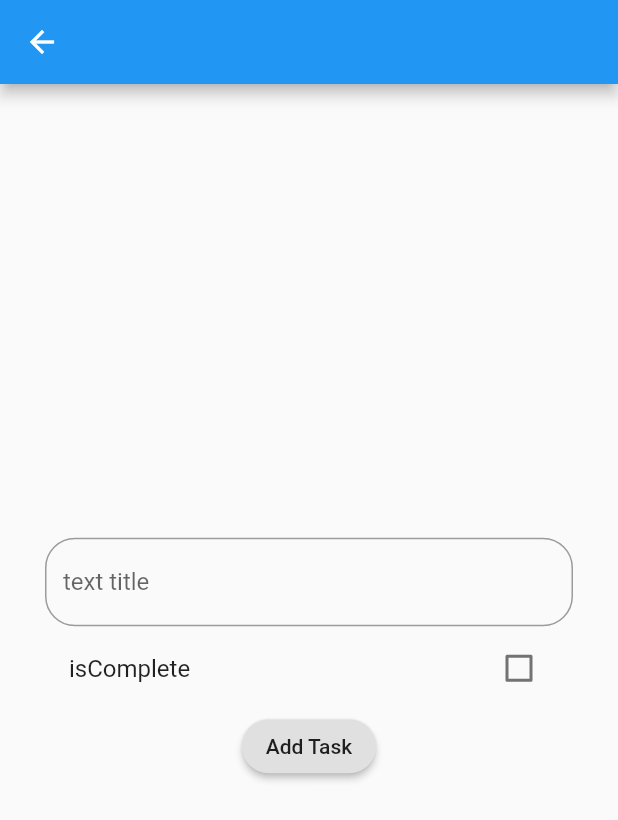
After one commit to shadysamara/bloc, a Flutter app: the TodoPage screen opened directly, tab 2 chosen, after a tap on the "add" icon, on a phone screen of 412 x 824 dp. The commit adds this screen. Shown: the top 820 px of the screen. Run offline on Flutter 3.47's test engine with Material 2 defaults, Android fonts, the phone set to English and light mode, and no system bars; our stand-ins replace bloc, flutter_bloc, sqflite; accounts and stored records are empty.

Commit message:
complete todo app

```diff
--- a/lib/bloc/bloc_class.dart
+++ b/lib/bloc/bloc_class.dart
@@ -23,7 +23,6 @@ class TaskBloc extends Bloc<BlocEvent, BlocState> {
     if (event is GetAllTasks) {
       yield TasksLoading();
 
-      ///
       List<Task> allTasks = await getAllTasks();
       if (allTasks.isEmpty) {
         yield EmptyTasks();
@@ -51,6 +50,7 @@ class TaskBloc extends Bloc<BlocEvent, BlocState> {
     } else if (event is UpdateTask) {
       yield TasksLoading();
       try {
+        event.task.isComplete = !event.task.isComplete;
         await DBHelper.dbHelper.updateTask(event.task);
         List<Task> allTasks = await DBHelper.dbHelper.getAllTasks();
         yield AllTasksLoaded(allTasks);
--- /dev/null
+++ b/lib/screens/new_task.dart
@@ -0,0 +1,75 @@
+import 'package:bloc_login/bloc/bloc_class.dart';
+import 'package:bloc_login/bloc/bloc_events.dart';
+import 'package:bloc_login/models/task_model.dart';
+import 'package:flutter/material.dart';
+import 'package:flutter_bloc/flutter_bloc.dart';
+
+class NewTask extends StatefulWidget {
+  @override
+  _NewTaskState createState() => _NewTaskState();
+}
+
+class _NewTaskState extends State<NewTask> {
+  GlobalKey<FormState> formKey = GlobalKey();
+  String taskName;
+  bool isComplete = false;
+  saveTaskName(String value) {
+    this.taskName = value;
+  }
+
+  validateNull(String value) {
+    if (value == '') {
+      return 'required field';
+    }
+  }
+
+  saveForm() {
+    if (formKey.currentState.validate()) {
+      formKey.currentState.save();
+      Task task = Task(taskName, isComplete);
+      BlocProvider.of<TaskBloc>(context).add(AddTaskEvent(task: task));
+    } else {
+      return;
+    }
+  }
+
+  @override
+  Widget build(BuildContext context) {
+    // TODO: implement build
+    return Scaffold(
+      appBar: AppBar(),
+      body: Container(
+        padding: EdgeInsets.symmetric(horizontal: 30),
+        child: Form(
+            key: formKey,
+            child: Column(
+              mainAxisAlignment: MainAxisAlignment.center,
+              children: [
+                TextFormField(
+                  onSaved: (value) => saveTaskName(value),
+                  validator: (value) => validateNull(value),
+                  decoration: InputDecoration(
+                      labelText: 'text title',
+                      border: OutlineInputBorder(
+                          borderRadius: BorderRadius.circular(20))),
+                ),
+                CheckboxListTile(
+                  title: Text('isComplete'),
+                  value: isComplete,
+                  onChanged: (value) {
+                    this.isComplete = value;
+                  },
+                ),
+                RaisedButton(
+                    shape: RoundedRectangleBorder(
+                        borderRadius: BorderRadius.circular(20)),
+                    child: Text('Add Task'),
+                    onPressed: () {
+                      saveForm();
+                    })
+              ],
+            )),
+      ),
+    );
+  }
+}
--- /dev/null
+++ b/lib/screens/todo_page.dart
@@ -0,0 +1,156 @@
+import 'package:bloc_login/bloc/bloc_class.dart';
+import 'package:bloc_login/bloc/bloc_states.dart';
+import 'package:bloc_login/models/task_model.dart';
+import 'package:bloc_login/screens/new_task.dart';
+import 'package:bloc_login/widgets/task_widget.dart';
+import 'package:flutter/material.dart';
+import 'package:flutter_bloc/flutter_bloc.dart';
+
+class TodoPage extends StatelessWidget {
+  @override
+  Widget build(BuildContext context) {
+    // TODO: implement build
+    return DefaultTabController(
+      length: 3,
+      child: Scaffold(
+        appBar: AppBar(
+          title: Text('TODO PAGE'),
+          actions: [
+            IconButton(
+                icon: Icon(Icons.add),
+                onPressed: () {
+                  Navigator.of(context).push(MaterialPageRoute(
+                    builder: (context) {
+                      return NewTask();
+                    },
+                  ));
+                })
+          ],
+          bottom: TabBar(tabs: [
+            Tab(
+              text: 'All Tasks',
+            ),
+            Tab(
+              text: 'Complete Tasks',
+            ),
+            Tab(
+              text: 'InComplete Tasks',
+            )
+          ]),
+        ),
+        body: Container(
+          child: TabBarView(children: [
+            AllTasksPage(),
+            CompleteTasksPage(),
+            InCompleteTasksPage()
+          ]),
+        ),
+      ),
+    );
+  }
+}
+
+class AllTasksPage extends StatelessWidget {
+  @override
+  Widget build(BuildContext context) {
+    return Container(
+      child: BlocBuilder<TaskBloc, BlocState>(
+        builder: (context, state) {
+          if (state is EmptyTasks) {
+            return Center(
+              child: Text('Empty Tasks'),
+            );
+          } else if (state is TasksLoading) {
+            return Center(
+              child: CircularProgressIndicator(),
+            );
+          } else if (state is AllTasksLoaded) {
+            List<Task> tasks = state.tasks;
+            return ListView.builder(
+              itemCount: tasks.length,
+              itemBuilder: (context, index) {
+                return TaskWidget(tasks[index]);
+              },
+            );
+          } else if (state is ErrorTasks) {
+            return Center(
+              child: Text('Error'),
+            );
+          }
+        },
+      ),
+    );
+  }
+}
+
+class CompleteTasksPage extends StatelessWidget {
+  @override
+  Widget build(BuildContext context) {
+    return Container(
+      child: BlocBuilder<TaskBloc, BlocState>(
+        builder: (context, state) {
+          if (state is EmptyTasks) {
+            return Center(
+              child: Text('Empty Tasks'),
+            );
+          } else if (state is TasksLoading) {
+            return Center(
+              child: CircularProgressIndicator(),
+            );
+          } else if (state is AllTasksLoaded) {
+            List<Task> allTasks = state.tasks;
+            List<Task> tasks = allTasks
+                .where((element) => element.isComplete == true)
+                .toList();
+            return ListView.builder(
+              itemCount: tasks.length,
+              itemBuilder: (context, index) {
+                return TaskWidget(tasks[index]);
+              },
+            );
+          } else if (state is ErrorTasks) {
+            return Center(
+              child: Text('Error'),
+            );
+          }
+        },
+      ),
+    );
+  }
+}
+
+class InCompleteTasksPage extends StatelessWidget {
+  @override
+  Widget build(BuildContext context) {
+    return Container(
+      child: BlocBuilder<TaskBloc, BlocState>(
+        builder: (context, state) {
+          if (state is EmptyTasks) {
+            return Center(
+              child: Text('Empty Tasks'),
+            );
+          } else if (state is TasksLoading) {
+            return Center(
+              child: CircularProgressIndicator(),
+            );
+          } else if (state is AllTasksLoaded) {
+            List<Task> allTasks = state.tasks;
+            List<Task> tasks = allTasks
+                .where((element) => element.isComplete == false)
+                .toList();
+            return ListView.builder(
+              itemCount: tasks.length,
+              itemBuilder: (context, index) {
+                return TaskWidget(tasks[index]);
+              },
+            );
+          } else if (state is ErrorTasks) {
+            return Center(
+              child: Text('Error'),
+            );
+          }
+        },
+      ),
+    );
+  }
+}
--- /dev/null
+++ b/lib/widgets/task_widget.dart
@@ -0,0 +1,30 @@
+import 'package:bloc_login/bloc/bloc_class.dart';
+import 'package:bloc_login/bloc/bloc_events.dart';
+import 'package:bloc_login/models/task_model.dart';
+import 'package:flutter/material.dart';
+import 'package:flutter_bloc/flutter_bloc.dart';
+
+class TaskWidget extends StatelessWidget {
+  Task task;
+  TaskWidget(this.task);
+  Color color;
+  @override
+  Widget build(BuildContext context) {
+    // TODO: implement build
+    return Card(
+      child: ListTile(
+        title: Text(task.taskName),
+        trailing: Checkbox(
+            value: task.isComplete,
+            onChanged: (value) {
+              BlocProvider.of<TaskBloc>(context).add(UpdateTask(task: task));
+            }),
+        leading: IconButton(
+            icon: Icon(Icons.delete),
+            onPressed: () {
+              BlocProvider.of<TaskBloc>(context).add(DeleteTask(task: task));
+            }),
+      ),
+    );
+  }
+}
```
Also changed, not shown: lib/main.dart (+9 -1 lines).
